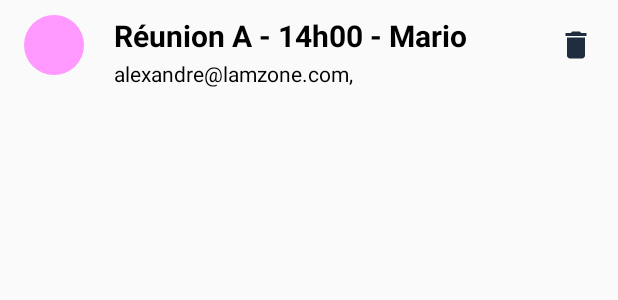
After one commit to fouomene/Mareu, an Android app: the layout fragment_meeting.xml on its own in the app's theme, with its tools: preview values and no code run, on a phone screen of 412 x 824 dp. The commit adds this screen. Shown: the top 300 px of the screen. Run offline under Robolectric (Android 15) with nearby library versions, the phone set to English and light mode, and no system bars.

Commit message:
1.0.3 - Modification in activity_list_meeting and creation of fragment_meeting

```diff
--- a/app/build.gradle
+++ b/app/build.gradle
@@ -31,4 +31,5 @@ dependencies {
     testImplementation 'junit:junit:4.12'
     androidTestImplementation 'androidx.test.ext:junit:1.1.1'
     androidTestImplementation 'androidx.test.espresso:espresso-core:3.2.0'
+    implementation 'com.google.android.material:material:1.1.0'
 }
--- a/app/src/main/java/com/developpeuseoc/mareu/MainActivity.java
+++ b/app/src/main/java/com/developpeuseoc/mareu/ListMeetingActivity.java
@@ -4,11 +4,11 @@ import androidx.appcompat.app.AppCompatActivity;
 
 import android.os.Bundle;
 
-public class MainActivity extends AppCompatActivity {
+public class ListMeetingActivity extends AppCompatActivity {
 
     @Override
     protected void onCreate(Bundle savedInstanceState) {
         super.onCreate(savedInstanceState);
-        setContentView(R.layout.activity_main);
+        setContentView(R.layout.activity_list_meeting);
     }
 }
--- /dev/null
+++ b/app/src/main/res/drawable/ic_add_white_24dp.xml
@@ -0,0 +1,5 @@
+<vector android:height="24dp" android:tint="#FFFFFF"
+    android:viewportHeight="24.0" android:viewportWidth="24.0"
+    android:width="24dp" xmlns:android="http://schemas.android.com/apk/res/android">
+    <path android:fillColor="#FF000000" android:pathData="M19,13h-6v6h-2v-6H5v-2h6V5h2v6h6v2z"/>
+</vector>
--- /dev/null
+++ b/app/src/main/res/drawable/shape_drawable_cercle.xml
@@ -0,0 +1,11 @@
+<?xml version="1.0" encoding="utf-8"?>
+<shape xmlns:android="http://schemas.android.com/apk/res/android"
+    android:shape="oval">
+    <solid
+        android:color="#FF99FF" />
+
+    <size
+        android:width="50dp"
+        android:height="50dp" />
+
+</shape>
--- /dev/null
+++ b/app/src/main/res/layout/activity_list_meeting.xml
@@ -0,0 +1,25 @@
+<?xml version="1.0" encoding="utf-8"?>
+<androidx.constraintlayout.widget.ConstraintLayout
+    xmlns:android="http://schemas.android.com/apk/res/android"
+    xmlns:app="http://schemas.android.com/apk/res-auto"
+    xmlns:tools="http://schemas.android.com/tools"
+    android:id="@+id/main_content"
+    android:layout_width="match_parent"
+    android:layout_height="match_parent"
+    android:fitsSystemWindows="true">
+
+
+    <com.google.android.material.floatingactionbutton.FloatingActionButton
+        android:id="@+id/add_meeting"
+        android:layout_width="wrap_content"
+        android:layout_height="wrap_content"
+        android:layout_margin="16dp"
+        android:layout_marginEnd="355dp"
+        android:layout_marginBottom="547dp"
+        app:backgroundTint="#CC0000"
+        app:layout_constraintBottom_toBottomOf="parent"
+        app:layout_constraintEnd_toEndOf="parent"
+        app:srcCompat="@drawable/ic_add_white_24dp" />
+
+
+</androidx.constraintlayout.widget.ConstraintLayout>
--- a/app/src/main/res/layout/activity_main.xml
+++ /dev/null
@@ -1,18 +0,0 @@
-<?xml version="1.0" encoding="utf-8"?>
-<androidx.constraintlayout.widget.ConstraintLayout xmlns:android="http://schemas.android.com/apk/res/android"
-    xmlns:app="http://schemas.android.com/apk/res-auto"
-    xmlns:tools="http://schemas.android.com/tools"
-    android:layout_width="match_parent"
-    android:layout_height="match_parent"
-    tools:context=".MainActivity">
-
-    <TextView
-        android:layout_width="wrap_content"
-        android:layout_height="wrap_content"
-        android:text="Hello World!"
-        app:layout_constraintBottom_toBottomOf="parent"
-        app:layout_constraintLeft_toLeftOf="parent"
-        app:layout_constraintRight_toRightOf="parent"
-        app:layout_constraintTop_toTopOf="parent" />
-
-</androidx.constraintlayout.widget.ConstraintLayout>
--- /dev/null
+++ b/app/src/main/res/layout/fragment_meeting.xml
@@ -0,0 +1,113 @@
+<?xml version="1.0" encoding="utf-8"?>
+<androidx.constraintlayout.widget.ConstraintLayout
+    xmlns:android="http://schemas.android.com/apk/res/android"
+    xmlns:app="http://schemas.android.com/apk/res-auto"
+    xmlns:tools="http://schemas.android.com/tools"
+    android:layout_width="match_parent"
+    android:layout_height="wrap_content"
+    android:orientation="vertical"
+    android:id="@+id/parentLayout">
+
+    <ImageView
+        android:id="@+id/colorImageView"
+        android:layout_width="40dp"
+        android:layout_height="40dp"
+        android:layout_marginStart="16dp"
+        android:layout_marginTop="10dp"
+        android:layout_marginBottom="10dp"
+        app:layout_constraintBottom_toBottomOf="parent"
+        app:layout_constraintStart_toStartOf="parent"
+        app:layout_constraintTop_toTopOf="parent"
+        android:src="@drawable/shape_drawable_cercle"/>
+
+    <TextView
+        android:id="@+id/nameMeetingTextView"
+        android:layout_width="wrap_content"
+        android:layout_height="wrap_content"
+        android:layout_marginStart="20dp"
+        android:text="Réunion A"
+        android:textSize="20dp"
+        android:textStyle="bold"
+        android:textColor="#000"
+        app:layout_constraintBottom_toBottomOf="@+id/colorImageView"
+        app:layout_constraintStart_toEndOf="@+id/colorImageView"
+        app:layout_constraintTop_toTopOf="@+id/colorImageView"
+        app:layout_constraintVertical_bias="0.0" />
+
+    <ImageButton
+        android:id="@+id/item_list_delete_button"
+        android:layout_width="wrap_content"
+        android:layout_height="wrap_content"
+        android:layout_marginEnd="16dp"
+        android:background="@null"
+        app:layout_constraintBottom_toBottomOf="@+id/colorImageView"
+        app:layout_constraintEnd_toEndOf="parent"
+        app:layout_constraintTop_toTopOf="@+id/colorImageView"
+        app:srcCompat="@drawable/ic_delete_24dp" />
+
+    <TextView
+        android:id="@+id/tiretTextView"
+        android:layout_width="wrap_content"
+        android:layout_height="wrap_content"
+        android:text=" - "
+        android:textSize="20dp"
+        android:textStyle="bold"
+        android:textColor="#000"
+        app:layout_constraintBottom_toBottomOf="@+id/nameMeetingTextView"
+        app:layout_constraintStart_toEndOf="@+id/nameMeetingTextView"
+        app:layout_constraintTop_toTopOf="@+id/nameMeetingTextView"
+        app:layout_constraintVertical_bias="0.0"/>
+
+    <TextView
+        android:id="@+id/timeTextView"
+        android:layout_width="wrap_content"
+        android:layout_height="wrap_content"
+        android:text="14h00"
+        android:textSize="20dp"
+        android:textStyle="bold"
+        android:textColor="#000"
+        app:layout_constraintBottom_toBottomOf="@+id/tiretTextView"
+        app:layout_constraintStart_toEndOf="@+id/tiretTextView"
+        app:layout_constraintTop_toTopOf="@+id/tiretTextView"
+        app:layout_constraintVertical_bias="0.0"/>
+
+    <TextView
+        android:id="@+id/tiret2TextView"
+        android:layout_width="wrap_content"
+        android:layout_height="wrap_content"
+        android:text=" - "
+        android:textSize="20dp"
+        android:textStyle="bold"
+        android:textColor="#000"
+        app:layout_constraintBottom_toBottomOf="@+id/timeTextView"
+        app:layout_constraintStart_toEndOf="@+id/timeTextView"
+        app:layout_constraintTop_toTopOf="@+id/timeTextView"
+        app:layout_constraintVertical_bias="0.0"/>
+
+    <TextView
+        android:id="@+id/placeTextView"
+        android:layout_width="wrap_content"
+        android:layout_height="wrap_content"
+        android:text="Mario"
+        android:textSize="20dp"
+        android:textStyle="bold"
+        android:textColor="#000"
+        app:layout_constraintBottom_toBottomOf="@+id/tiret2TextView"
+        app:layout_constraintStart_toEndOf="@+id/tiret2TextView"
+        app:layout_constraintTop_toTopOf="@+id/tiret2TextView"
+        app:layout_constraintVertical_bias="0.0"/>
+
+    <TextView
+        android:id="@+id/coWorker_emailTextView"
+        android:layout_width="250dp"
+        android:layout_height="wrap_content"
+        android:layout_marginStart="20dp"
+        android:layout_marginTop="2dp"
+        android:maxLines="1"
+        android:text="alexandre@lamzone.com, alex@lamzone.com"
+        android:textColor="#000"
+        app:layout_constraintStart_toEndOf="@+id/colorImageView"
+        app:layout_constraintTop_toBottomOf="@+id/nameMeetingTextView" />
+
+
+</androidx.constraintlayout.widget.ConstraintLayout>
--- a/app/src/main/res/values/colors.xml
+++ b/app/src/main/res/values/colors.xml
@@ -1,6 +1,6 @@
 <?xml version="1.0" encoding="utf-8"?>
 <resources>
-    <color name="colorPrimary">#6200EE</color>
-    <color name="colorPrimaryDark">#3700B3</color>
+    <color name="colorPrimary">#3498DB</color>
+    <color name="colorPrimaryDark">#21618C</color>
     <color name="colorAccent">#03DAC5</color>
 </resources>
```
